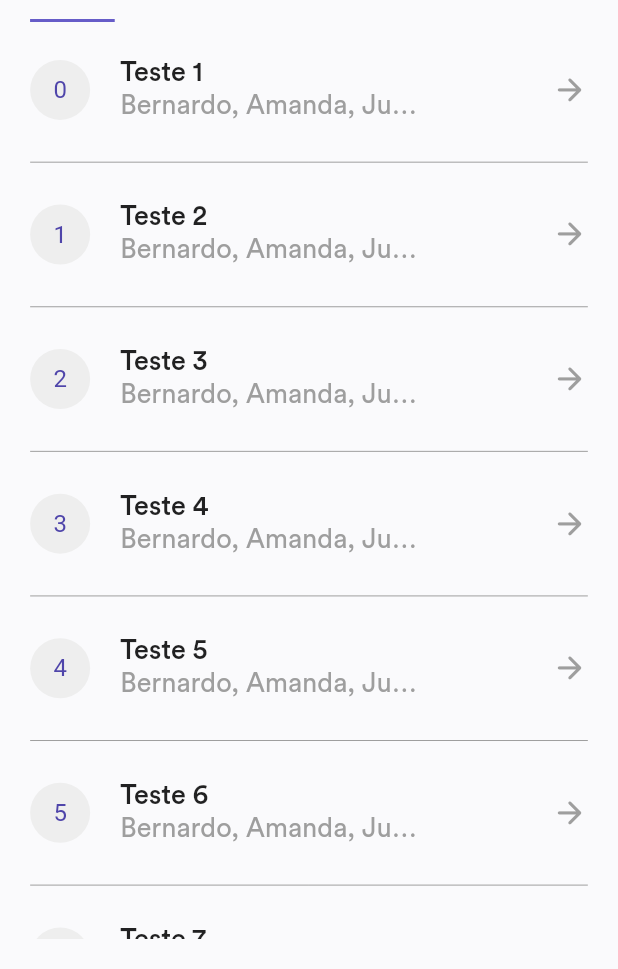
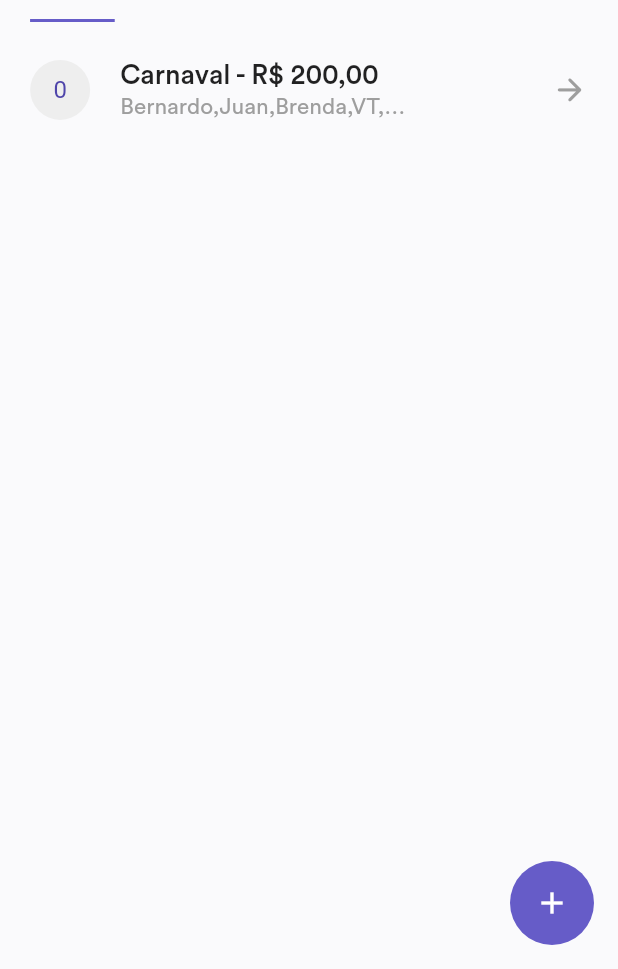
Before and after one commit to bernardoveras/intera-frontend, a Flutter app: the screen it shows after launch, after a tap on the "close" icon, on a phone screen of 412 x 824 dp, the part 267-1236 px from its top. Run offline on Flutter 3.47's test engine with Material 2 defaults, Android fonts, the phone set to English and light mode, and no system bars; our stand-ins replace animate_do, flutter_screenutil, get, get_storage.

Commit message:
Criado a classe Intera, criado um componente para Empty State e criado controller da home

```diff
--- /dev/null
+++ b/lib/domain/entities/intera.dart
@@ -0,0 +1,12 @@
+class Intera {
+  final String title;
+  final double total;
+  List<String> members;
+  double get totalParaCada => (200 / members.length).roundToDouble();
+
+  Intera({
+    required this.title,
+    required this.members,
+    this.total = 0.0,
+  });
+}
--- a/lib/presentation/home/components/tab_bar/interas/item_interas.dart
+++ b/lib/presentation/home/components/tab_bar/interas/item_interas.dart
@@ -1,12 +1,14 @@
 import 'package:flutter/material.dart';
+import 'package:intera/domain/entities/intera.dart';
+import 'package:intera/shared/extensions/formatter_extension.dart';
 import '../../../../../shared/extensions/screen_util_extension.dart';
 
 class ItemInteras extends StatelessWidget {
   final int index;
-  final String persons;
-  final String title;
+  final Intera intera;
 
-  const ItemInteras({Key? key, required this.index, required this.persons, required this.title}) : super(key: key);
+  const ItemInteras({Key? key, required this.index, required this.intera})
+      : super(key: key);
   @override
   Widget build(BuildContext context) {
     return Padding(
@@ -31,7 +33,7 @@ class ItemInteras extends StatelessWidget {
                   mainAxisAlignment: MainAxisAlignment.center,
                   children: [
                     Text(
-                      title,
+                      '${intera.title} - ${Formatter.currency(intera.total)}',
                       style: TextStyle(
                         fontWeight: FontWeight.w500,
                         fontSize: 18.sp,
@@ -40,11 +42,11 @@ class ItemInteras extends StatelessWidget {
                     Container(
                       width: 200.width,
                       child: Text(
-                        persons,
+                        intera.members.join(','),
                         maxLines: 1,
                         overflow: TextOverflow.ellipsis,
                         style: TextStyle(
-                          fontSize: 18.sp,
+                          fontSize: 15.sp,
                           color: Colors.grey,
                         ),
                       ),
--- a/lib/presentation/home/components/tab_bar/interas/tab_interas.dart
+++ b/lib/presentation/home/components/tab_bar/interas/tab_interas.dart
@@ -1,32 +1,38 @@
 import 'package:flutter/material.dart';
+import 'package:intera/domain/entities/intera.dart';
+import 'package:intera/shared/components/empty_state.dart';
 import '../../../../../shared/extensions/screen_util_extension.dart';
 import 'item_interas.dart';
 
 class TabInteras extends StatelessWidget {
-  final List<String>? interas;
+  final List<Intera> interas;
 
   const TabInteras({Key? key, required this.interas}) : super(key: key);
 
   @override
   Widget build(BuildContext context) {
     return Padding(
-      padding:  EdgeInsets.all(20.height),
-      child: interas != null
+      padding: EdgeInsets.all(20.height),
+      child: interas.length > 0
           ? ListView.separated(
               separatorBuilder: (context, index) => Divider(
                 color: Colors.grey,
               ),
               physics: BouncingScrollPhysics(),
               padding: EdgeInsets.zero,
-              itemCount: interas!.length,
+              itemCount: interas.length,
               shrinkWrap: true,
               itemBuilder: (context, index) => ItemInteras(
-                title: interas![index],
                 index: index,
-                persons: 'Bernardo, Amanda, Junior, Juan, Diniz, Pedro, PH, Leo, Karinne',
+                intera: interas[index],
               ),
             )
-          : Center(child: Text('Carregando')),
+          : EmptyStateComponent(
+              title: 'Crie uma intera',
+              description: 'Parece que você ainda\nnão criou uma intera',
+              buttonTitle: 'Criar uma intera agora!',
+              onTap: () {},
+            ),
     );
   }
 }
--- a/lib/presentation/home/components/tab_bar/tab_view.dart
+++ b/lib/presentation/home/components/tab_bar/tab_view.dart
@@ -1,23 +1,13 @@
 import 'package:flutter/material.dart';
+import 'package:intera/domain/entities/intera.dart';
 import '../../../../shared/extensions/screen_util_extension.dart';
 import 'interas/tab_interas.dart';
 
 class TabViewComponent extends StatelessWidget {
   final TabController tabController;
-  final List<String> interas = [
-    'Teste 1',
-    'Teste 2',
-    'Teste 3',
-    'Teste 4',
-    'Teste 5',
-    'Teste 6',
-    'Teste 7',
-    'Teste 8',
-    'Teste 9',
-    'Teste 10',
-  ];
+  final List<Intera> interas;
 
-  TabViewComponent({Key? key, required this.tabController}) : super(key: key);
+  TabViewComponent({Key? key, required this.tabController, required this.interas}) : super(key: key);
 
   @override
   Widget build(BuildContext context) {
--- /dev/null
+++ b/lib/presentation/home/home_controller.dart
@@ -0,0 +1,14 @@
+import 'package:get/get.dart';
+import 'package:intera/domain/entities/intera.dart';
+
+class HomeController extends GetxController {
+  double totalDasInteras = 0.0;
+
+  List<Intera> interas = <Intera>[
+    Intera(
+      title: 'Carnaval',
+      members: ['Bernardo', 'Juan', 'Brenda', 'VT', 'Alafe', 'Pedro', 'PH'],
+      total: 200,
+    ),
+  ];
+}
--- a/lib/presentation/home/home_page.dart
+++ b/lib/presentation/home/home_page.dart
@@ -1,4 +1,6 @@
 import 'package:flutter/material.dart';
+import 'package:get/get.dart';
+import 'package:intera/presentation/home/home_controller.dart';
 import '../../shared/extensions/screen_util_extension.dart';
 import 'components/components.dart';
 import 'components/tab_bar/tab_bar.dart';
@@ -12,6 +14,7 @@ class HomePage extends StatefulWidget {
 class _HomePageState extends State<HomePage>
     with SingleTickerProviderStateMixin {
   late TabController tabController;
+  final HomeController controller = Get.find();
 
   @override
   void initState() {
@@ -23,6 +26,10 @@ class _HomePageState extends State<HomePage>
   Widget build(BuildContext context) {
     return Scaffold(
       appBar: HomeAppBar(),
+      floatingActionButton: FloatingActionButton(
+        child: Icon(Icons.add),
+        onPressed: () {},
+      ),
       body: SafeArea(
         child: Column(
           crossAxisAlignment: CrossAxisAlignment.start,
@@ -35,12 +42,15 @@ class _HomePageState extends State<HomePage>
               child: Column(
                 crossAxisAlignment: CrossAxisAlignment.start,
                 children: [
-                  TotalOfInteras(total: 10),
+                  TotalOfInteras(total: controller.totalDasInteras),
                 ],
               ),
             ),
             TabBarComponent(tabController),
-            TabViewComponent(tabController: tabController),
+            TabViewComponent(
+              tabController: tabController,
+              interas: controller.interas,
+            ),
           ],
         ),
       ),
--- a/lib/shared/extensions/formatter_extension.dart
+++ b/lib/shared/extensions/formatter_extension.dart
@@ -1,10 +1,10 @@
 import 'package:intl/intl.dart';
 
 class Formatter {
-  static String currency(num value) {
+  static String currency(num value, [bool useSymbol = true]) {
     var formatter = NumberFormat.currency(
       locale: 'pt_BR',
-      symbol: 'R\$',
+      symbol: useSymbol == true ? 'R\$' : '',
     );
     return formatter.format(value);
   }
--- a/lib/shared/navigation/bindings/home_bindings.dart
+++ b/lib/shared/navigation/bindings/home_bindings.dart
@@ -1,6 +1,10 @@
+import 'package:get/get.dart';
 import 'package:get/get_instance/src/bindings_interface.dart';
+import 'package:intera/presentation/home/home_controller.dart';
 
 class HomeBinding extends Bindings {
   @override
-  void dependencies() {}
+  void dependencies() {
+    Get.lazyPut(() => HomeController());
+  }
 }
--- a/lib/shared/theme/theme.dart
+++ b/lib/shared/theme/theme.dart
@@ -35,6 +35,18 @@ class AppTheme {
       accentColor: secondary,
       appBarTheme: _appBarTheme(context),
       textTheme: _textTheme(context),
+      floatingActionButtonTheme: FloatingActionButtonThemeData(
+        backgroundColor: primary,
+        elevation: 0,
+        hoverElevation: 0,
+        focusElevation: 0,
+        highlightElevation: 0,
+        disabledElevation: 0,
+        foregroundColor: Colors.white,
+        hoverColor:  Colors.transparent,
+        focusColor: Colors.transparent,
+        splashColor:  Colors.transparent,
+      ),
     );
   }
 
@@ -50,9 +62,20 @@ class AppTheme {
       backgroundColor: backgroundDark,
       appBarTheme: _appBarTheme(context),
       textTheme: _textTheme(context),
+      floatingActionButtonTheme: FloatingActionButtonThemeData(
+        backgroundColor: primary,
+        elevation: 0,
+        hoverElevation: 0,
+        focusElevation: 0,
+        highlightElevation: 0,
+        disabledElevation: 0,
+        foregroundColor: Colors.white,
+        hoverColor:  Colors.transparent,
+        focusColor: Colors.transparent,
+        splashColor:  Colors.transparent,
+      ),
     );
   }
-
 
   static AppBarTheme? _appBarTheme(BuildContext context) {
     return AppBarTheme(
```
Also changed, not shown: lib/presentation/home/components/tab_bar/interas/list_interas.dart (deleted, +0 -10 lines), lib/shared/components/empty_state.dart (added, +69 -0 lines).
